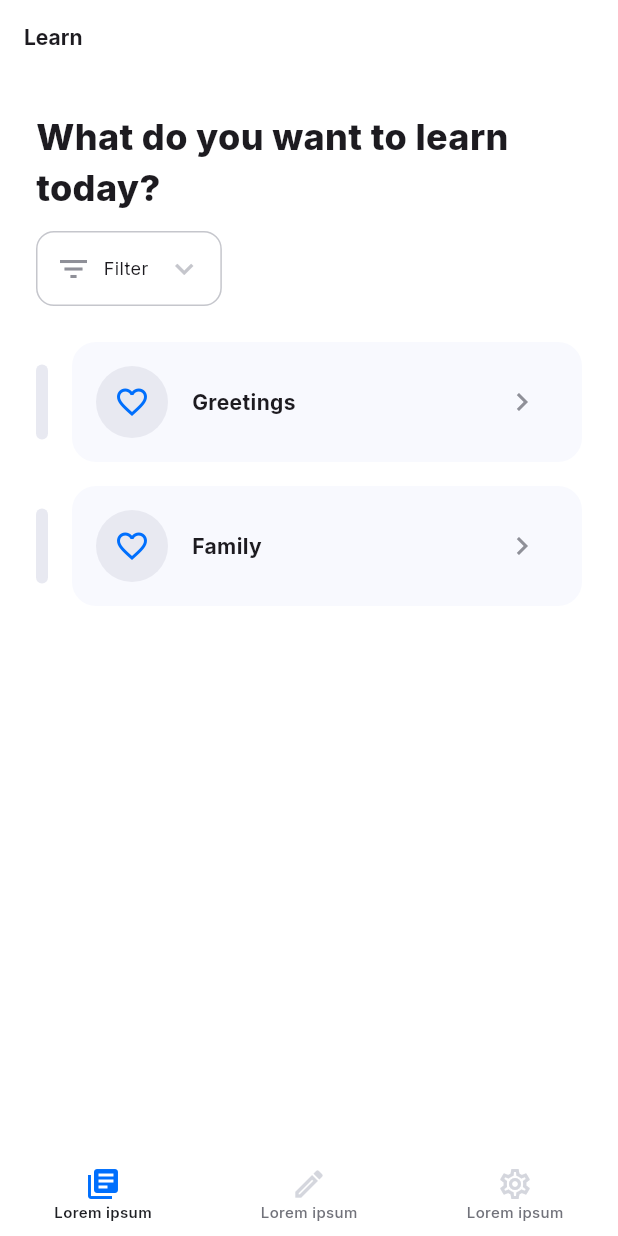
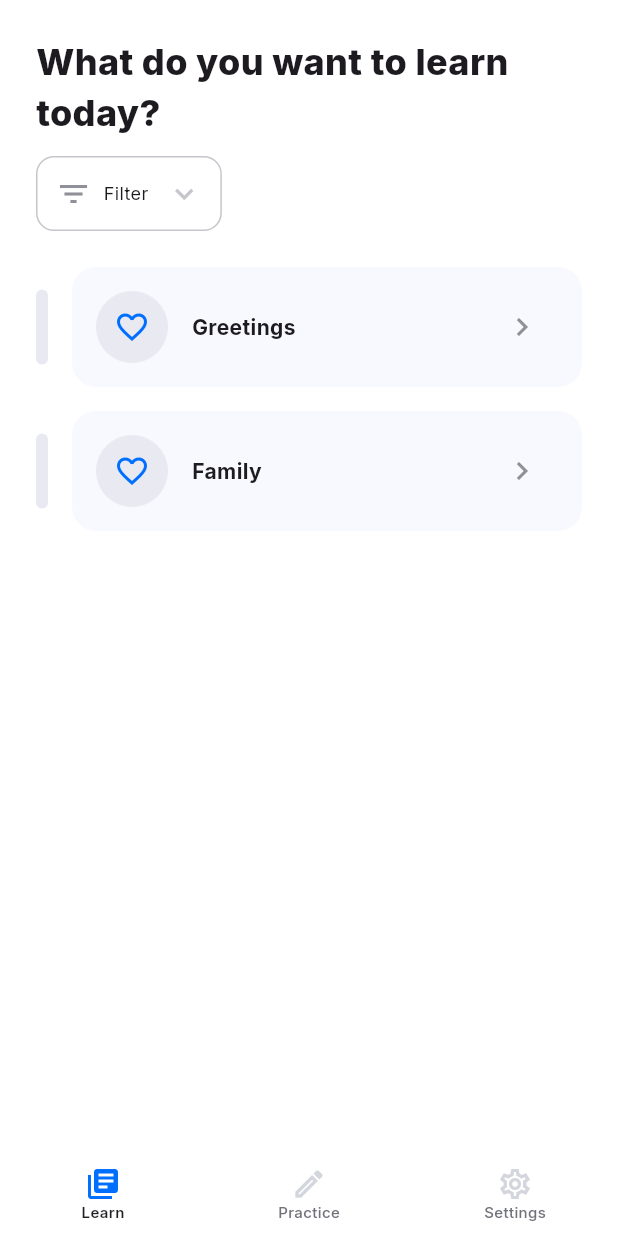
Before and after one commit to gianlucaromeo/finnish-survival, a Flutter app: the screen it shows after launch, on a phone screen of 412 x 824 dp. Run offline on Flutter 3.47's test engine with Material 3 defaults, Android fonts, the phone set to English and light mode, and no system bars; our stand-ins replace get, google_fonts, shared_preferences.

Commit message:
Added responsive layouts

```diff
--- a/finnish_survival/lib/config/extensions.dart
+++ b/finnish_survival/lib/config/extensions.dart
@@ -6,6 +6,7 @@ import 'package:shared_preferences/shared_preferences.dart';
 extension DoubleToEdgeInsets on double {
   EdgeInsets get paddingAll => EdgeInsets.all(this);
   EdgeInsets get paddingOnlyBottom => EdgeInsets.only(bottom: this);
+  EdgeInsets get paddingOnlyLeft => EdgeInsets.only(left: this);
 }
 
 extension ListOfDoubleToEdgeInsets on List<double> {
--- a/finnish_survival/lib/main.dart
+++ b/finnish_survival/lib/main.dart
@@ -116,7 +116,11 @@ class MainApp extends StatelessWidget {
       theme: ThemeData().copyWith(
         textTheme: AppFonts.textTheme,
       ),
-      home: const LearnPage(),
+      home: const ResponsiveLayout(
+        small: LearnPageSmall(),
+        medium: LearnPageLarge(),
+        large: LearnPageLarge(),
+      ),
     );
   }
 }
--- /dev/null
+++ b/finnish_survival/lib/screens/large/large.dart
@@ -0,0 +1,2 @@
+export 'learn_page_large.dart';
+export 'learn_topic_page_large.dart';
--- a/finnish_survival/lib/screens/screens.dart
+++ b/finnish_survival/lib/screens/screens.dart
@@ -1,2 +1,2 @@
-export 'learn_page.dart';
-export 'learn_topic_page.dart';
+export 'large/large.dart';
+export 'small/small.dart';
--- a/finnish_survival/lib/screens/learn_page.dart
+++ b/finnish_survival/lib/screens/small/learn_page_small.dart
@@ -1,15 +1,12 @@
 import 'package:finnish_survival/finnish_survival.dart';
 import 'package:flutter/material.dart';
 
-class LearnPage extends StatelessWidget {
-  const LearnPage({super.key});
+class LearnPageSmall extends StatelessWidget {
+  const LearnPageSmall({super.key});
 
   @override
   Widget build(BuildContext context) {
     return Scaffold(
-      appBar: const CustomAppBar(
-        title: "Learn",
-      ),
       backgroundColor: AppColors.neutralLightLightest,
       body: Padding(
         padding: AppPadding.scaffoldPadding,
--- a/finnish_survival/lib/screens/learn_topic_page.dart
+++ b/finnish_survival/lib/screens/small/learn_topic_page_small.dart
@@ -2,8 +2,8 @@ import 'package:finnish_survival/finnish_survival.dart';
 import 'package:flutter/material.dart';
 import 'package:get/get.dart';
 
-class LearnTopicPage extends GetView<DbController> {
-  const LearnTopicPage({super.key});
+class LearnTopicPageSmall extends GetView<DbController> {
+  const LearnTopicPageSmall({super.key});
 
   @override
   Widget build(BuildContext context) {
@@ -35,7 +35,7 @@ class LearnTopicPage extends GetView<DbController> {
                 ),
               ),
 
-              const Expanded(child: LearnTopicNextWordButton()),
+              const LearnTopicNextWordButton(),
               24.0.verticalSpace,
             ],
           ),
--- /dev/null
+++ b/finnish_survival/lib/screens/small/small.dart
@@ -0,0 +1,2 @@
+export 'learn_page_small.dart';
+export 'learn_topic_page_small.dart';
--- a/finnish_survival/lib/widgets/app_bar.dart
+++ b/finnish_survival/lib/widgets/app_bar.dart
@@ -24,6 +24,7 @@ class CustomAppBar extends StatelessWidget implements PreferredSizeWidget {
         color: AppColors.highlightsDarkest,
       ) : null,
       title: Text(title, style: AppFonts.h4),
+      centerTitle: false,
     );
   }
 
--- a/finnish_survival/lib/widgets/app_bottom_bar.dart
+++ b/finnish_survival/lib/widgets/app_bottom_bar.dart
@@ -22,15 +22,15 @@ class AppBottomBar extends StatelessWidget {
       items: const [
         BottomNavigationBarItem(
           icon: SizedBox(child: Icon(Icons.library_books)),
-          label: "Lorem ipsum",
+          label: "Learn",
         ),
         BottomNavigationBarItem(
           icon: Icon(Icons.edit_outlined),
-          label: "Lorem ipsum",
+          label: "Practice",
         ),
         BottomNavigationBarItem(
           icon: Icon(Icons.settings_outlined),
-          label: "Lorem ipsum",
+          label: "Settings",
         ),
       ],
     );
--- a/finnish_survival/lib/widgets/learn_topics_list.dart
+++ b/finnish_survival/lib/widgets/learn_topics_list.dart
@@ -22,7 +22,11 @@ class LearnTopicsList extends GetView<DbController> {
                       MaterialPageRoute(
                         builder: (context) {
                           controller.setLearnTopic(topic);
-                          return const LearnTopicPage();
+                          return const ResponsiveLayout(
+                            small: LearnTopicPageSmall(),
+                            medium: LearnTopicPageLarge(),
+                            large: LearnTopicPageLarge(),
+                          );
                         },
                       ),
                     );
--- a/finnish_survival/lib/widgets/widgets.dart
+++ b/finnish_survival/lib/widgets/widgets.dart
@@ -1,5 +1,6 @@
 export 'app_bar.dart';
 export 'app_bottom_bar.dart';
+export 'app_navigation_rail.dart';
 export 'favorite_icon_button.dart';
 export 'filter.dart';
 export 'learn_topic_indicator.dart';
```
Also changed, not shown: finnish_survival/lib/screens/large/learn_page_large.dart (added, +47 -0 lines), finnish_survival/lib/screens/large/learn_topic_page_large.dart (added, +52 -0 lines), finnish_survival/lib/widgets/app_navigation_rail.dart (added, +52 -0 lines).
